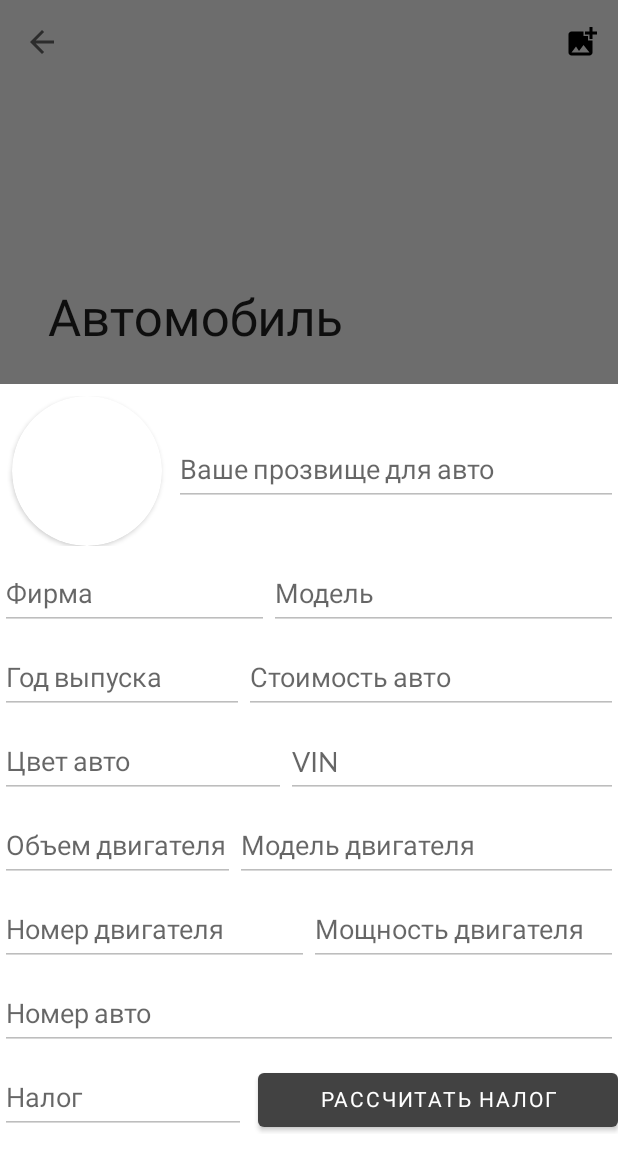
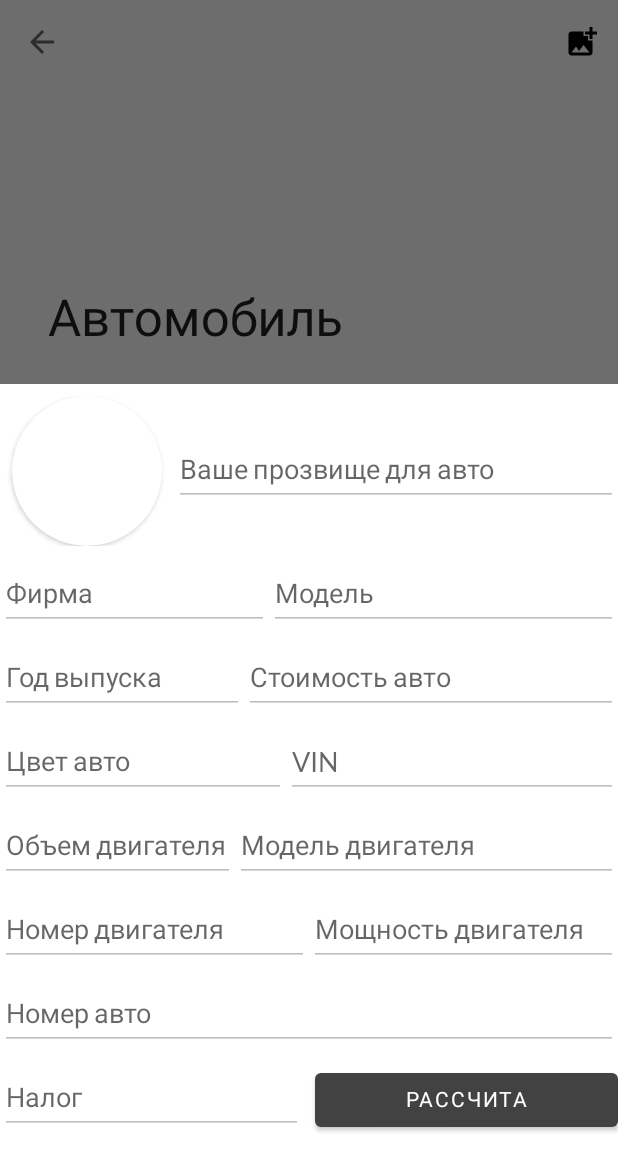
Before and after one commit to Fuuulkrum7/AutoMechApp, an Android app: the CarActivity screen opened directly, with no data from a screen before it, after a tap on "СОХРАНИТЬ ДАННЫЕ", on a phone screen of 412 x 824 dp. Shown: the top 1171 px of the screen. Run offline under Robolectric (Android 15) with nearby library versions, the phone set to English and light mode, and no system bars; libraries missing offline, so code that uses them is left out: id.zelory.compressor; 6 statements that could not run were skipped.

Commit message:
fixed some bugs

```diff
--- a/app/src/main/java/com/example/automechapp/DatabaseInfo.java
+++ b/app/src/main/java/com/example/automechapp/DatabaseInfo.java
@@ -92,7 +92,7 @@ final public class DatabaseInfo implements BaseColumns {
             ENGINE_NUMBER + " TEXT," +
             ENGINE_MODEL + " TEXT," +
             STANDARD_DATE + " NUMERIC," +
-            ENGINE_VOLUME + " INTEGER);";
+            ENGINE_VOLUME + " REALs);";
 
     public static final String CREATE_BREAKDOWNS_TABLE =
             "CREATE TABLE " + BREAKDOWNS_TABLE + " (" +
--- a/app/src/main/java/com/example/automechapp/DatabaseInterface.java
+++ b/app/src/main/java/com/example/automechapp/DatabaseInterface.java
@@ -13,7 +13,7 @@ import java.util.Arrays;
 
 public class DatabaseInterface extends SQLiteOpenHelper {
     // Данные по бд
-    public static final int DATABASE_VERSION = 4;
+    public static final int DATABASE_VERSION = 5;
 
     // Инициализация, ничего интересного
     public DatabaseInterface(Context context){
--- a/app/src/main/java/com/example/automechapp/GetCars.java
+++ b/app/src/main/java/com/example/automechapp/GetCars.java
@@ -70,7 +70,7 @@ public class GetCars extends Thread {
                     cursor.getColumnIndex(STATE_CAR_NUMBER),
                     cursor.getColumnIndex(ENGINE_VOLUME),
                     cursor.getColumnIndex(ENGINE_NUMBER),
-                    cursor.getColumnIndex(ENGINE_VOLUME),
+                    cursor.getColumnIndex(ENGINE_MODEL),
                     cursor.getColumnIndex(HORSEPOWER)
 
             };
@@ -126,7 +126,7 @@ public class GetCars extends Thread {
                         cursor.getString(indexes[9]),
                         cursor.getString(indexes[10]),
                         cursor.getString(indexes[11]),
-                        cursor.getInt(indexes[12]),
+                        cursor.getFloat(indexes[12]),
                         cursor.getString(indexes[13]),
                         cursor.getString(indexes[14]),
                         cursor.getInt(indexes[15]),
@@ -144,6 +144,7 @@ public class GetCars extends Thread {
                     ));
                 }
             }
+            cursor.close();
 
         } catch (InterruptedException e) {
             e.printStackTrace();
--- /dev/null
+++ b/app/src/main/java/com/example/automechapp/SaveData.java
@@ -0,0 +1,48 @@
+package com.example.automechapp;
+
+import android.annotation.SuppressLint;
+import android.content.ContentValues;
+import android.content.Context;
+import android.graphics.Bitmap;
+
+import java.text.SimpleDateFormat;
+import java.util.Calendar;
+
+class SaveData extends Thread {
+    private final CarActivity carActivity;
+    DatabaseInterface databaseInterface;
+
+    public SaveData(CarActivity carActivity, Context context) {
+        this.carActivity = carActivity;
+        databaseInterface = new DatabaseInterface(context);
+    }
+
+    @Override
+    public void run() {
+        AddData addData = databaseInterface.addData(carActivity.getValues(), DatabaseInfo.CARS_TABLE);
+        try {
+            addData.join();
+            carActivity.setId((int) addData.getIndex());
+
+
+            for (Bitmap b : carActivity.bitmaps) {
+                byte[] photo = ImageUtil.getBitmapAsByteArray(b);
+
+                ContentValues contentValues = new ContentValues();
+
+                @SuppressLint("SimpleDateFormat") SimpleDateFormat sdf = new SimpleDateFormat("yyyy-MM-dd HH:mm:ss");
+                Calendar c = Calendar.getInstance();
+                String date = sdf.format(c.getTime());
+
+                contentValues.put(DatabaseInfo.STANDARD_DATE, date);
+                contentValues.put(DatabaseInfo.CAR_ID, carActivity.getId());
+                contentValues.put(DatabaseInfo.STANDARD_PHOTO, photo);
+
+                databaseInterface.addData(contentValues, DatabaseInfo.CAR_PHOTOS_TABLE);
+            }
+
+        } catch (Exception e) {
+            e.printStackTrace();
+        }
+    }
+}
--- a/app/src/main/res/layout/car_data.xml
+++ b/app/src/main/res/layout/car_data.xml
@@ -96,6 +96,7 @@
                 android:layout_weight="1"
                 android:ems="10"
                 android:hint="Стоимость авто"
+                android:maxLength="11"
                 android:inputType="number" />
         </LinearLayout>
 
@@ -137,7 +138,8 @@
                 android:layout_weight="1"
                 android:ems="10"
                 android:hint="Объем двигателя"
-                android:inputType="number" />
+                android:inputType="number|numberDecimal"
+                android:maxLength="5" />
 
             <EditText
                 android:id="@+id/engine_model"
@@ -172,7 +174,8 @@
                 android:ems="10"
                 android:hint="Мощность двигателя"
                 android:inputType="number"
-                android:minHeight="48dp" />
+                android:minHeight="48dp"
+                android:maxLength="5" />
 
         </LinearLayout>
 
@@ -212,7 +215,8 @@
                 android:layout_width="wrap_content"
                 android:layout_height="48dp"
                 android:layout_weight="1"
-                android:text="Рассчитать налог" />
+                android:text="Рассчитать налог"
+                android:maxLength="8" />
 
         </LinearLayout>
 
```
Also changed, not shown: app/build.gradle (+4 -3 lines), app/src/main/AndroidManifest.xml (+13 -0 lines), app/src/main/java/com/example/automechapp/Car.java (+4 -4 lines), app/src/main/java/com/example/automechapp/CarActivity.java (+85 -53 lines), app/src/main/java/com/example/automechapp/GetCurrentCar.java (+9 -1 lines), app/src/main/res/xml/file_paths.xml (added, +18 -0 lines).
